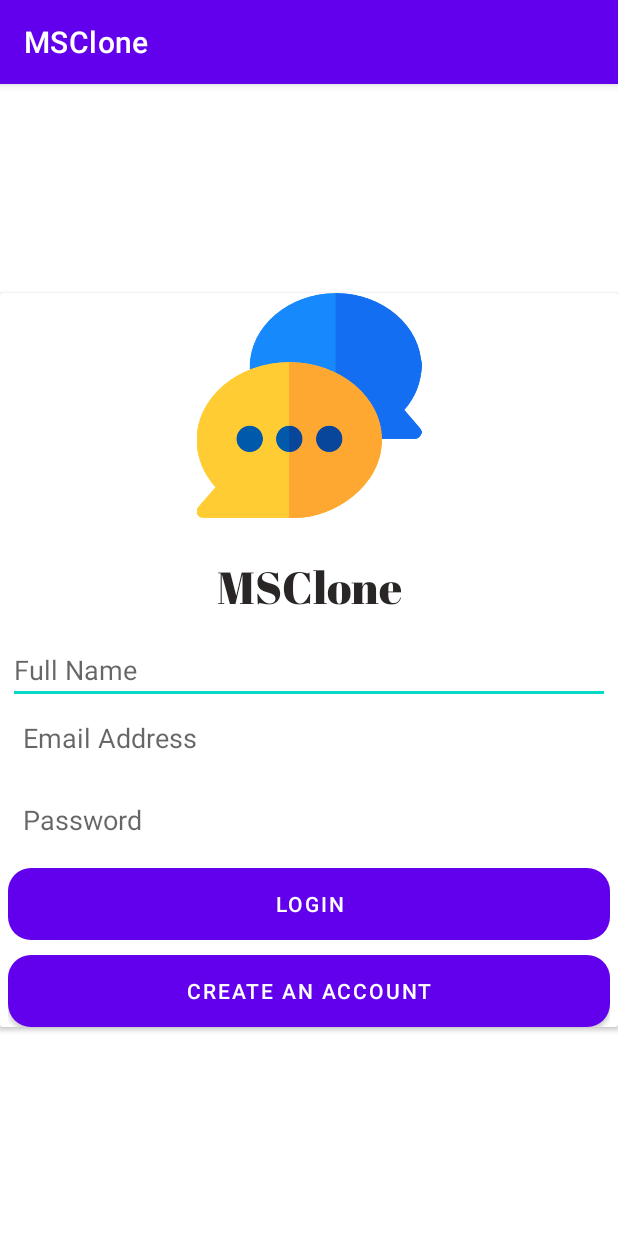
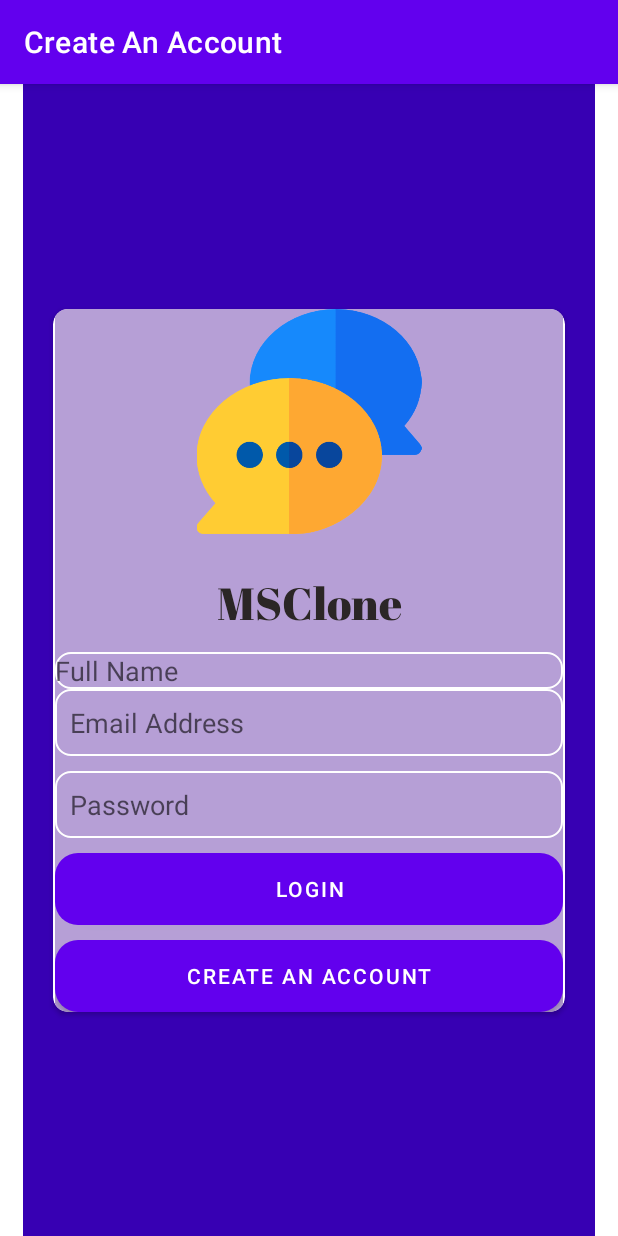
Before and after one commit to rishav0511/MSClone, an Android app: the Signup screen opened directly, with no data from a screen before it, on a phone screen of 412 x 824 dp. Run offline under Robolectric (Android 15) with nearby library versions, the phone set to English and light mode, and no system bars.

Commit message:
Some design

```diff
--- a/app/src/main/AndroidManifest.xml
+++ b/app/src/main/AndroidManifest.xml
@@ -9,8 +9,10 @@
         android:roundIcon="@mipmap/ic_launcher_round"
         android:supportsRtl="true"
         android:theme="@style/Theme.MSClone">
-        <activity android:name=".Signup"></activity>
-        <activity android:name=".Login" />
+        <activity android:name=".Signup"
+            android:label="Create An Account"></activity>
+        <activity android:name=".Login"
+            android:label="Login"/>
         <activity android:name=".MainActivity"
             android:theme="@style/Theme.Design.NoActionBar">
             <intent-filter>
--- a/app/src/main/res/layout/activity_signup.xml
+++ b/app/src/main/res/layout/activity_signup.xml
@@ -4,19 +4,26 @@
     xmlns:tools="http://schemas.android.com/tools"
     android:layout_width="match_parent"
     android:layout_height="match_parent"
+    android:background="#FF3700B3"
+    android:layout_marginLeft="15dp"
+    android:layout_marginRight="15dp"
     tools:context=".Signup">
 
     <androidx.cardview.widget.CardView
         android:layout_width="match_parent"
         android:layout_height="wrap_content"
+        android:layout_marginLeft="20dp"
+        android:layout_marginRight="20dp"
+        app:cardCornerRadius="10dp"
         app:layout_constraintBottom_toBottomOf="parent"
         app:layout_constraintTop_toTopOf="parent">
 
         <LinearLayout
             android:layout_width="match_parent"
             android:layout_height="match_parent"
-            android:layout_marginLeft="5dp"
-            android:layout_marginRight="5dp"
+            android:layout_marginLeft="1dp"
+            android:layout_marginRight="1dp"
+            android:background="#B69FD6"
             android:orientation="vertical">
 
             <ImageView
@@ -41,6 +48,7 @@
                 android:id="@+id/mUserNameEditText"
                 android:layout_width="match_parent"
                 android:layout_height="wrap_content"
+                android:background="@drawable/textbox"
                 android:ems="10"
                 android:hint="Full Name"
                 android:inputType="textPersonName"
@@ -51,7 +59,6 @@
                 android:layout_width="match_parent"
                 android:layout_height="wrap_content"
                 android:background="@drawable/textbox"
-                android:drawablePadding="20dp"
                 android:ems="10"
                 android:hint="Email Address"
                 android:inputType="textEmailAddress"
```
Also changed, not shown: app/src/main/java/com/example/msclone/Login.java (+20 -0 lines), app/src/main/java/com/example/msclone/MainActivity.java (+9 -0 lines), app/src/main/res/layout/activity_login.xml (+7 -2 lines).
